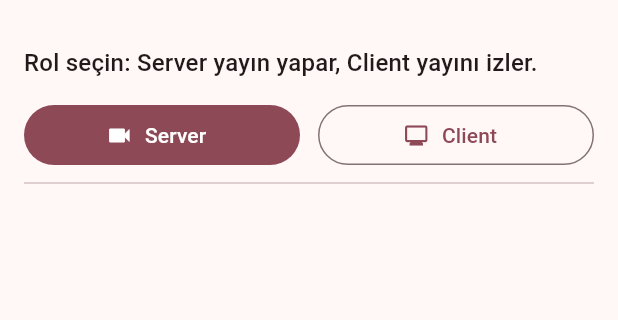
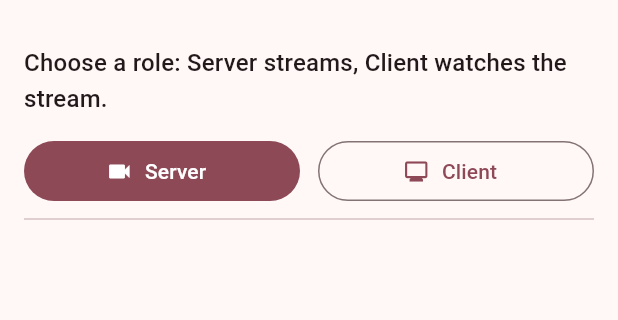
Before and after one commit to TunahanCan/babycam, a Flutter app: the screen it shows after launch, on a phone screen of 412 x 824 dp, the part 63-383 px from its top. Run offline on Flutter 3.47's test engine with Material 3 defaults, Android fonts, the phone set to English and light mode, and no system bars; our stand-ins replace camera, flutter_local_notifications, permission_handler, qr_flutter, shared_preferences, wakelock_plus and 1 more; missing offline and left inert: record.

Commit message:
Add Turkish and English localization

```diff
--- /dev/null
+++ b/lib/l10n/app_strings.dart
@@ -0,0 +1,76 @@
+import 'package:flutter/foundation.dart';
+import 'package:flutter/widgets.dart';
+
+class AppStrings {
+  AppStrings(this.locale);
+
+  final Locale locale;
+
+  static const supportedLocales = [Locale('en'), Locale('tr')];
+
+  static const LocalizationsDelegate<AppStrings> delegate = _AppStringsDelegate();
+
+  static AppStrings of(BuildContext context) => Localizations.of<AppStrings>(context, AppStrings)!;
+
+  bool get isTurkish => locale.languageCode == 'tr';
+
+  String get appTitle => 'BabyCam Flutter';
+  String get reset => isTurkish ? 'Sıfırla' : 'Reset';
+  String get server => 'Server';
+  String get client => 'Client';
+  String get selectRoleStatus => isTurkish ? 'Rol seçin: Server yayın yapar, Client yayını izler.' : 'Choose a role: Server streams, Client watches the stream.';
+  String serverActiveStatus(String url) => isTurkish ? 'Server aktif. Client cihazlarda bu adresi açın: $url' : 'Server is active. Open this address on client devices: $url';
+  String get clientSearchingLog => isTurkish ? 'Client modu: ağda BabyCam server aranıyor.' : 'Client mode: searching for a BabyCam server on the network.';
+  String get clientActiveStatus => isTurkish ? 'Client modu aktif. Server otomatik aranıyor.' : 'Client mode is active. Searching for the server automatically.';
+  String get alertWebSocketDisconnected => isTurkish ? 'Uyarı WebSocket bağlantısı koptu.' : 'Alert WebSocket connection was lost.';
+  String clientConnectedStatus(String url) => isTurkish ? 'Client bağlı: $url' : 'Client connected: $url';
+  String serverAlertLog(String message) => isTurkish ? 'Server uyarısı: $message' : 'Server alert: $message';
+  String get roleResetStatus => isTurkish ? 'Rol sıfırlandı. Server veya Client seçin.' : 'Role reset. Choose Server or Client.';
+  String get addressPreparing => isTurkish ? 'Adres hazırlanıyor...' : 'Preparing address...';
+  String get serverAddressLabel => isTurkish ? 'Server adresi (IP veya IP:8080)' : 'Server address (IP or IP:8080)';
+  String get waitingForServer => isTurkish ? 'Server bekleniyor...' : 'Waiting for server...';
+
+  String get notificationTitle => isTurkish ? 'BabyCam uyarısı' : 'BabyCam alert';
+  String get notificationChannelName => isTurkish ? 'BabyCam Uyarıları' : 'BabyCam Alerts';
+
+  String get telegramMissingConfig => isTurkish ? 'Telegram bilgileri boş; mesaj gönderilmedi.' : 'Telegram configuration is empty; message was not sent.';
+  String telegramStatusCode(int code) => isTurkish ? 'Telegram hata kodu: $code' : 'Telegram error code: $code';
+  String telegramConnectionError(String message) => isTurkish ? 'Telegram bağlantı hatası: $message' : 'Telegram connection error: $message';
+  String get telegramTimeout => isTurkish ? 'Telegram zaman aşımı.' : 'Telegram timed out.';
+  String telegramServerStarted(String url) => isTurkish ? '👋 Merhaba! Baby monitor servisi başlatıldı. Yayın: $url' : '👋 Hello! Baby monitor service started. Stream: $url';
+
+  String get cameraNotFound => isTurkish ? 'Kamera bulunamadı.' : 'Camera not found.';
+  String serverStartedLog(String url) => isTurkish ? 'Server başladı: $url' : 'Server started: $url';
+  String get microphonePermissionMissing => isTurkish ? 'Mikrofon izni yok; ses analizi devre dışı.' : 'Microphone permission is missing; audio analysis is disabled.';
+  String audioAnalysisLog(String summary) => isTurkish ? 'Ses analizi: $summary' : 'Audio analysis: $summary';
+  String audioAlert(String reason, int confidencePercent, String summary) => isTurkish ? '🔊 $reason. Güven $confidencePercent%. $summary' : '🔊 $reason. Confidence $confidencePercent%. $summary';
+  String motionAlert(int scorePercent) => isTurkish ? '👶 Hareket algılandı. Skor: $scorePercent%' : '👶 Motion detected. Score: $scorePercent%';
+  String webSocketClientConnected(String address) => isTurkish ? 'WebSocket client bağlandı: $address' : 'WebSocket client connected: $address';
+
+  String get unknownFundamentalFrequency => isTurkish ? 'belirsiz' : 'unknown';
+  String get noSoundReason => isTurkish ? 'Ses yok' : 'No sound';
+  String get cryingSound => isTurkish ? 'ağlama' : 'crying';
+  String get moaningSound => isTurkish ? 'inleme' : 'moaning';
+  String audioSummary({required double dbfs, required double ambientDbfs, required String f0, required int centroidHz, required int bandwidthHz, required double zcr, required double entropy, required int cryPercent, required int moanPercent}) => isTurkish
+      ? 'seviye ${dbfs.toStringAsFixed(1)} dBFS, ortam ${ambientDbfs.toStringAsFixed(1)} dBFS, F0 $f0, merkez $centroidHz Hz, bant $bandwidthHz Hz, ZCR ${zcr.toStringAsFixed(2)}, entropi ${entropy.toStringAsFixed(2)}, ağlama $cryPercent%, inleme $moanPercent%'
+      : 'level ${dbfs.toStringAsFixed(1)} dBFS, ambient ${ambientDbfs.toStringAsFixed(1)} dBFS, F0 $f0, center $centroidHz Hz, band $bandwidthHz Hz, ZCR ${zcr.toStringAsFixed(2)}, entropy ${entropy.toStringAsFixed(2)}, crying $cryPercent%, moaning $moanPercent%';
+  String pitchSuffix(int fundamentalHz) => fundamentalHz > 0 ? (isTurkish ? ', temel frekans $fundamentalHz Hz' : ', fundamental frequency $fundamentalHz Hz') : '';
+  String cryLikeReason(String pitch, int centroidHz) => isTurkish ? 'Ağlama benzeri vokal ses$pitch, parlaklık $centroidHz Hz' : 'Cry-like vocal sound$pitch, brightness $centroidHz Hz';
+  String moanLikeReason(String pitch, int centroidHz) => isTurkish ? 'İnleme benzeri düşük frekanslı sürekli ses$pitch, merkez $centroidHz Hz' : 'Moan-like low-frequency sustained sound$pitch, center $centroidHz Hz';
+
+  String get streamActiveHtml => isTurkish ? 'LAN MJPEG yayını aktif.' : 'LAN MJPEG stream is active.';
+  String get audioOnlyHtml => isTurkish ? 'Sadece WAV ses akışı' : 'WAV audio stream only';
+}
+
+class _AppStringsDelegate extends LocalizationsDelegate<AppStrings> {
+  const _AppStringsDelegate();
+
+  @override
+  bool isSupported(Locale locale) => AppStrings.supportedLocales.any((supported) => supported.languageCode == locale.languageCode);
+
+  @override
+  Future<AppStrings> load(Locale locale) => SynchronousFuture(AppStrings(locale.languageCode == 'tr' ? const Locale('tr') : const Locale('en')));
+
+  @override
+  bool shouldReload(_AppStringsDelegate old) => false;
+}
--- a/lib/main.dart
+++ b/lib/main.dart
@@ -1,4 +1,7 @@
 import 'package:flutter/material.dart';
+import 'package:flutter_localizations/flutter_localizations.dart';
+
+import 'l10n/app_strings.dart';
 
 import 'ui/home_page.dart';
 
@@ -14,6 +17,13 @@ class BabyCamApp extends StatelessWidget {
   Widget build(BuildContext context) => MaterialApp(
         title: 'BabyCam',
         theme: ThemeData(colorSchemeSeed: Colors.pink, useMaterial3: true),
+        supportedLocales: AppStrings.supportedLocales,
+        localizationsDelegates: const [
+          AppStrings.delegate,
+          GlobalMaterialLocalizations.delegate,
+          GlobalWidgetsLocalizations.delegate,
+          GlobalCupertinoLocalizations.delegate,
+        ],
         home: const HomePage(),
       );
 }
--- a/lib/services/audio_analyzer.dart
+++ b/lib/services/audio_analyzer.dart
@@ -1,8 +1,12 @@
 import 'dart:math';
 import 'dart:typed_data';
+import 'dart:ui';
+
+import '../l10n/app_strings.dart';
 
 class AudioAnalysisResult {
-  const AudioAnalysisResult({
+  AudioAnalysisResult({
+    required AppStrings strings,
     required this.rms,
     required this.dbfs,
     required this.ambientRms,
@@ -16,8 +20,9 @@ class AudioAnalysisResult {
     required this.voiceActivityScore,
     required this.alert,
     required this.reason,
-  });
+  }) : _strings = strings;
 
+  final AppStrings _strings;
   final double rms;
   final double dbfs;
   final double ambientRms;
@@ -32,14 +37,21 @@ class AudioAnalysisResult {
   final bool alert;
   final String reason;
 
-  String get dominantSound => cryScore >= moanScore ? 'ağlama' : 'inleme';
+  String get dominantSound => cryScore >= moanScore ? _strings.cryingSound : _strings.moaningSound;
 
   String get summary {
-    final f0 = fundamentalHz > 0 ? '${fundamentalHz.round()} Hz' : 'belirsiz';
-    return 'seviye ${dbfs.toStringAsFixed(1)} dBFS, ortam ${(20 * log(max(ambientRms, 1e-6)) / ln10).toStringAsFixed(1)} dBFS, '
-        'F0 $f0, merkez ${spectralCentroidHz.round()} Hz, bant ${spectralBandwidthHz.round()} Hz, '
-        'ZCR ${zeroCrossRate.toStringAsFixed(2)}, entropi ${spectralEntropy.toStringAsFixed(2)}, '
-        'ağlama ${(cryScore * 100).round()}%, inleme ${(moanScore * 100).round()}%';
+    final f0 = fundamentalHz > 0 ? '${fundamentalHz.round()} Hz' : _strings.unknownFundamentalFrequency;
+    return _strings.audioSummary(
+      dbfs: dbfs,
+      ambientDbfs: 20 * log(max(ambientRms, 1e-6)) / ln10,
+      f0: f0,
+      centroidHz: spectralCentroidHz.round(),
+      bandwidthHz: spectralBandwidthHz.round(),
+      zcr: zeroCrossRate,
+      entropy: spectralEntropy,
+      cryPercent: (cryScore * 100).round(),
+      moanPercent: (moanScore * 100).round(),
+    );
   }
 }
 
@@ -70,7 +82,9 @@ class _SpectralShape {
 }
 
 class AudioAnalyzer {
-  AudioAnalyzer({this.sampleRate = 16000});
+  AudioAnalyzer({this.sampleRate = 16000, AppStrings? strings}) : _strings = strings ?? AppStrings(const Locale('tr'));
+
+  final AppStrings _strings;
 
   final int sampleRate;
   double _ambientRms = 0.015;
@@ -140,6 +154,7 @@ class AudioAnalyzer {
     if (alert) _lastAlert = now;
 
     return AudioAnalysisResult(
+      strings: _strings,
       rms: rms,
       dbfs: dbfs,
       ambientRms: _ambientRms,
@@ -161,6 +176,7 @@ class AudioAnalyzer {
   }
 
   AudioAnalysisResult _empty() => AudioAnalysisResult(
+        strings: _strings,
         rms: 0,
         dbfs: -120,
         ambientRms: _ambientRms,
@@ -173,7 +189,7 @@ class AudioAnalyzer {
         fundamentalHz: 0,
         voiceActivityScore: _sustainedVoiceActivity,
         alert: false,
-        reason: 'Ses yok',
+        reason: _strings.noSoundReason,
       );
 
   List<double> _decodePcm16Le(Uint8List bytes) {
@@ -328,10 +344,10 @@ class AudioAnalyzer {
     required double fundamentalHz,
     required _SpectralShape spectral,
   }) {
-    final pitch = fundamentalHz > 0 ? ', temel frekans ${fundamentalHz.round()} Hz' : '';
+    final pitch = _strings.pitchSuffix(fundamentalHz.round());
     if (cryLike) {
-      return 'Ağlama benzeri vokal ses$pitch, parlaklık ${spectral.centroidHz.round()} Hz';
+      return _strings.cryLikeReason(pitch, spectral.centroidHz.round());
     }
-    return 'İnleme benzeri düşük frekanslı sürekli ses$pitch, merkez ${spectral.centroidHz.round()} Hz';
+    return _strings.moanLikeReason(pitch, spectral.centroidHz.round());
   }
 }
--- a/lib/services/babycam_server.dart
+++ b/lib/services/babycam_server.dart
@@ -7,6 +7,7 @@ import 'package:camera/camera.dart';
 import 'package:record/record.dart';
 
 import '../core/babycam_protocol.dart';
+import '../l10n/app_strings.dart';
 import 'audio_analyzer.dart';
 import 'configuration_service.dart';
 import 'discovery_service.dart';
@@ -15,16 +16,18 @@ import 'network_address_provider.dart';
 import 'telegram_service.dart';
 
 class BabyCamServer {
-  BabyCamServer({required this.config, required this.onLog, required this.onAlert})
-      : _telegram = TelegramService(config, onLog: onLog);
+  BabyCamServer({required this.config, required this.strings, required this.onLog, required this.onAlert})
+      : _telegram = TelegramService(config, strings: strings, onLog: onLog),
+        _audioAnalyzer = AudioAnalyzer(strings: strings);
 
   final ConfigurationService config;
+  final AppStrings strings;
   final void Function(String message) onLog;
   final void Function(String message) onAlert;
   final TelegramService _telegram;
   final _discovery = DiscoveryService();
   final _audioRecorder = AudioRecorder();
-  final _audioAnalyzer = AudioAnalyzer();
+  final AudioAnalyzer _audioAnalyzer;
   final _motionAnalyzer = MotionAnalyzer();
   final _webSockets = <WebSocket>{};
   final _mjpegClients = <HttpResponse>{};
@@ -47,7 +50,7 @@ class BabyCamServer {
 
   Future<String> start() async {
     final cameras = await availableCameras();
-    if (cameras.isEmpty) throw StateError('Kamera bulunamadı.');
+    if (cameras.isEmpty) throw StateError(strings.cameraNotFound);
 
     cameraController = CameraController(cameras.first, ResolutionPreset.medium, enableAudio: false);
     await cameraController!.initialize();
@@ -59,14 +62,14 @@ class BabyCamServer {
 
     final address = await NetworkAddressProvider.localHttpAddress() ?? '${InternetAddress.loopbackIPv4.address}:${BabyCamProtocol.httpPort}';
     await _discovery.advertise(address);
-    onLog('Server başladı: http://$address/');
-    await _telegram.sendMessage('👋 Merhaba! Baby monitor servisi başlatıldı. Yayın: http://$address/');
+    onLog(strings.serverStartedLog('http://$address/'));
+    await _telegram.sendMessage(strings.telegramServerStarted('http://$address/'));
     return 'http://$address/';
   }
 
   Future<void> _startAudioAnalysis() async {
     if (!await _audioRecorder.hasPermission()) {
-      onLog('Mikrofon izni yok; ses analizi devre dışı.');
+      onLog(strings.microphonePermissionMissing);
       return;
     }
     final stream = await _audioRecorder.startStream(const RecordConfig(
@@ -91,7 +94,7 @@ class BabyCamServer {
     final now = DateTime.now().millisecondsSinceEpoch;
     if (now - _lastAudioDebugLog > 5000) {
       _lastAudioDebugLog = now;
-      onLog('Ses analizi: ${result.summary}');
+      onLog(strings.audioAnalysisLog(result.summary));
     }
 
     final score = result.cryScore > result.moanScore ? result.cryScore : result.moanScore;
@@ -103,7 +106,7 @@ class BabyCamServer {
     }
 
     if (_cryAboveThresholdSince != 0 && now - _cryAboveThresholdSince >= config.cryMinDurationMs) {
-      _notifyOnce('🔊 ${result.reason}. Güven ${(score * 100).round()}%. ${result.summary}');
+      _notifyOnce(strings.audioAlert(result.reason, (score * 100).round(), result.summary));
       _cryAboveThresholdSince = 0;
     }
   }
@@ -133,7 +136,7 @@ class BabyCamServer {
     }
 
     if (_motionAboveThresholdSince != 0 && now - _motionAboveThresholdSince >= config.motionMinDurationMs) {
-      _notifyOnce('👶 Hareket algılandı. Skor: ${(score * 100).round()}%');
+      _notifyOnce(strings.motionAlert((score * 100).round()));
       _motionAboveThresholdSince = 0;
     }
   }
@@ -153,7 +156,7 @@ class BabyCamServer {
       final socket = await WebSocketTransformer.upgrade(request);
       _webSockets.add(socket);
       socket.done.whenComplete(() => _webSockets.remove(socket));
-      onLog('WebSocket client bağlandı: ${request.connectionInfo?.remoteAddress.address}');
+      onLog(strings.webSocketClientConnected(request.connectionInfo?.remoteAddress.address ?? 'unknown'));
       return;
     }
 
@@ -210,7 +213,7 @@ class BabyCamServer {
     response.write('''<!doctype html>
 <html><head><meta name="viewport" content="width=device-width, initial-scale=1"><title>BabyCam</title></head>
 <body style="margin:0;background:#111;color:white;font-family:-apple-system,BlinkMacSystemFont,sans-serif">
-  <main style="padding:16px"><h1>BabyCam Flutter</h1><img src="/video" style="width:100%;max-width:900px;border-radius:16px"><p>LAN MJPEG yayını aktif.</p><p><a style="color:#ff8ab3" href="/audio">Sadece WAV ses akışı</a></p></main>
+  <main style="padding:16px"><h1>${strings.appTitle}</h1><img src="/video" style="width:100%;max-width:900px;border-radius:16px"><p>${strings.streamActiveHtml}</p><p><a style="color:#ff8ab3" href="/audio">${strings.audioOnlyHtml}</a></p></main>
 </body></html>''');
     await response.close();
   }
--- a/lib/services/notification_service.dart
+++ b/lib/services/notification_service.dart
@@ -1,6 +1,11 @@
 import 'package:flutter_local_notifications/flutter_local_notifications.dart';
 
+import '../l10n/app_strings.dart';
+
 class NotificationService {
+  NotificationService(this._strings);
+
+  final AppStrings _strings;
   final _plugin = FlutterLocalNotificationsPlugin();
 
   Future<void> initialize() => _plugin.initialize(const InitializationSettings(
@@ -10,12 +15,12 @@ class NotificationService {
 
   Future<void> showAlert(String message) => _plugin.show(
         2001,
-        'BabyCam uyarısı',
+        _strings.notificationTitle,
         message,
-        const NotificationDetails(
+        NotificationDetails(
           android: AndroidNotificationDetails(
             'babycam_alerts',
-            'BabyCam Uyarıları',
+            _strings.notificationChannelName,
             importance: Importance.high,
             priority: Priority.high,
           ),
--- a/lib/services/telegram_service.dart
+++ b/lib/services/telegram_service.dart
@@ -2,19 +2,21 @@ import 'dart:async';
 import 'dart:convert';
 import 'dart:io';
 
+import '../l10n/app_strings.dart';
 import 'configuration_service.dart';
 
 class TelegramService {
-  TelegramService(this._config, {this.onLog});
+  TelegramService(this._config, {required AppStrings strings, this.onLog}) : _strings = strings;
 
   final ConfigurationService _config;
+  final AppStrings _strings;
   final void Function(String message)? onLog;
 
   Future<void> sendMessage(String text) async {
     final token = _config.telegramBotToken;
     final chatId = _config.telegramChatId;
     if (token.isEmpty || chatId.isEmpty) {
-      onLog?.call('Telegram bilgileri boş; mesaj gönderilmedi.');
+      onLog?.call(_strings.telegramMissingConfig);
       return;
     }
 
@@ -25,12 +27,12 @@ class TelegramService {
       request.write(jsonEncode({'chat_id': chatId, 'text': text}));
       final response = await request.close().timeout(const Duration(seconds: 10));
       if (response.statusCode < 200 || response.statusCode >= 300) {
-        onLog?.call('Telegram hata kodu: ${response.statusCode}');
+        onLog?.call(_strings.telegramStatusCode(response.statusCode));
       }
     } on SocketException catch (error) {
-      onLog?.call('Telegram bağlantı hatası: ${error.message}');
+      onLog?.call(_strings.telegramConnectionError(error.message));
     } on TimeoutException {
-      onLog?.call('Telegram zaman aşımı.');
+      onLog?.call(_strings.telegramTimeout);
     } finally {
       client.close(force: true);
     }
--- a/lib/ui/home_page.dart
+++ b/lib/ui/home_page.dart
@@ -12,6 +12,7 @@ import 'package:webview_flutter/webview_flutter.dart';
 
 import '../core/app_log.dart';
 import '../core/babycam_protocol.dart';
+import '../l10n/app_strings.dart';
 import '../services/babycam_server.dart';
 import '../services/configuration_service.dart';
 import '../services/discovery_service.dart';
@@ -29,7 +30,9 @@ class HomePage extends StatefulWidget {
 class _HomePageState extends State<HomePage> {
   final _log = AppLog();
   final _discovery = DiscoveryService();
-  final _notifications = NotificationService();
+  NotificationService? _notifications;
+  AppStrings? _strings;
+  bool _notificationsInitialized = false;
   final _addressController = TextEditingController();
 
   SharedPreferences? _prefs;
@@ -42,7 +45,7 @@ class _HomePageState extends State<HomePage> {
   List<String> _logs = const [];
   AppMode? _mode;
   String? _serverUrl;
-  String _status = 'Rol seçin: Server yayın yapar, Client yayını izler.';
+  String? _status;
 
   @override
   void initState() {
@@ -51,10 +54,26 @@ class _HomePageState extends State<HomePage> {
     _bootstrap();
   }
 
+  @override
+  void didChangeDependencies() {
+    super.didChangeDependencies();
+    final strings = AppStrings.of(context);
+    if (_strings?.locale.languageCode != strings.locale.languageCode) {
+      _strings = strings;
+      _notifications = NotificationService(strings);
+      _status ??= strings.selectRoleStatus;
+      if (!_notificationsInitialized) {
+        _notificationsInitialized = true;
+        _notifications!.initialize();
+      }
+    }
+  }
+
+  AppStrings get strings => _strings ?? AppStrings.of(context);
+
   Future<void> _bootstrap() async {
     _prefs = await SharedPreferences.getInstance();
     _config = ConfigurationService(_prefs!);
-    await _notifications.initialize();
     final savedMode = _prefs?.getString('mode');
     if (savedMode == AppMode.server.name) await _selectMode(AppMode.server, save: false);
     if (savedMode == AppMode.client.name) await _selectMode(AppMode.client, save: false);
@@ -88,11 +107,17 @@ class _HomePageState extends State<HomePage> {
     await [Permission.camera, Permission.microphone, Permission.notification].request();
     await WakelockPlus.enable();
     final config = _config ?? await ConfigurationService.load();
-    _server = BabyCamServer(config: config, onLog: _log.add, onAlert: _notifications.showAlert);
+    final notificationService = _notifications ?? NotificationService(strings);
+    _notifications = notificationService;
+    if (!_notificationsInitialized) {
+      _notificationsInitialized = true;
+      await notificationService.initialize();
+    }
+    _server = BabyCamServer(config: config, strings: strings, onLog: _log.add, onAlert: notificationService.showAlert);
     final url = await _server!.start();
     setState(() {
       _serverUrl = url;
-      _status = 'Server aktif. Client cihazlarda bu adresi açın: $url';
+      _status = strings.serverActiveStatus(url);
     });
   }
 
@@ -101,7 +126,7 @@ class _HomePageState extends State<HomePage> {
     _server = null;
     await WakelockPlus.disable();
     await Permission.notification.request();
-    _log.add('Client modu: ağda BabyCam server aranıyor.');
+    _log.add(strings.clientSearchingLog);
     _discoverySubscription = _discovery.listen().listen((address) {
       if (_addressController.text.isEmpty) {
         _addressController.text = address;
@@ -113,7 +138,7 @@ class _HomePageState extends State<HomePage> {
       _addressController.text = savedAddress;
       await _connectClient(savedAddress);
     }
-    setState(() => _status = 'Client modu aktif. Server otomatik aranıyor.');
+    setState(() => _status = strings.clientActiveStatus);
   }
 
   Future<void> _connectClient(String rawAddress) async {
@@ -127,18 +152,18 @@ class _HomePageState extends State<HomePage> {
       ..loadRequest(Uri.parse(httpUrl));
     await _alertChannel?.sink.close();
     _alertChannel = WebSocketChannel.connect(Uri.parse(wsUrl));
-    _alertChannel!.stream.listen(_handleAlertPacket, onError: (_) => _log.add('Uyarı WebSocket bağlantısı koptu.'));
+    _alertChannel!.stream.listen(_handleAlertPacket, onError: (_) => _log.add(strings.alertWebSocketDisconnected));
     setState(() {
       _webViewController = controller;
-      _status = 'Client bağlı: $httpUrl';
+      _status = strings.clientConnectedStatus(httpUrl);
     });
   }
 
   void _handleAlertPacket(Object packet) {
     if (packet is! List<int> || packet.isEmpty || packet.first != BabyCamProtocol.packetAlertText) return;
     final message = utf8.decode(packet.skip(1).toList());
-    _notifications.showAlert(message);
-    _log.add('Server uyarısı: $message');
+    _notifications?.showAlert(message);
+    _log.add(strings.serverAlertLog(message));
   }
 
   Future<void> _resetMode() async {
@@ -151,7 +176,7 @@ class _HomePageState extends State<HomePage> {
       _mode = null;
       _serverUrl = null;
       _webViewController = null;
-      _status = 'Rol sıfırlandı. Server veya Client seçin.';
+      _status = strings.roleResetStatus;
     });
   }
 
@@ -164,13 +189,13 @@ class _HomePageState extends State<HomePage> {
   @override
   Widget build(BuildContext context) => Scaffold(
         appBar: AppBar(
-          title: const Text('BabyCam Flutter'),
-          actions: [if (_mode != null) TextButton(onPressed: _resetMode, child: const Text('Sıfırla'))],
+          title: Text(strings.appTitle),
+          actions: [if (_mode != null) TextButton(onPressed: _resetMode, child: Text(strings.reset))],
         ),
         body: Padding(
           padding: const EdgeInsets.all(16),
           child: Column(crossAxisAlignment: CrossAxisAlignment.stretch, children: [
-            Text(_status, style: Theme.of(context).textTheme.titleMedium),
+            Text(_status ?? strings.selectRoleStatus, style: Theme.of(context).textTheme.titleMedium),
             const SizedBox(height: 12),
             if (_mode == null) _roleButtons(),
             if (_mode == AppMode.server) _serverPanel(),
@@ -182,9 +207,9 @@ class _HomePageState extends State<HomePage> {
       );
 
   Widget _roleButtons() => Row(children: [
-        Expanded(child: FilledButton.icon(onPressed: () => _selectMode(AppMode.server), icon: const Icon(Icons.videocam), label: const Text('Server'))),
+        Expanded(child: FilledButton.icon(onPressed: () => _selectMode(AppMode.server), icon: const Icon(Icons.videocam), label: Text(strings.server))),
         const SizedBox(width: 12),
-        Expanded(child: OutlinedButton.icon(onPressed: () => _selectMode(AppMode.client), icon: const Icon(Icons.monitor), label: const Text('Client'))),
+        Expanded(child: OutlinedButton.icon(onPressed: () => _selectMode(AppMode.client), icon: const Icon(Icons.monitor), label: Text(strings.client))),
       ]);
 
   Widget _serverPanel() {
@@ -194,7 +219,7 @@ class _HomePageState extends State<HomePage> {
         if (cameraController != null && cameraController.value.isInitialized) _cameraPreview(cameraController),
         const SizedBox(height: 12),
         if (_serverUrl != null) Center(child: QrImageView(data: _serverUrl!, size: 220)),
-        SelectableText(_serverUrl ?? 'Adres hazırlanıyor...'),
+        SelectableText(_serverUrl ?? strings.addressPreparing),
       ]),
     );
   }
@@ -207,10 +232,10 @@ class _HomePageState extends State<HomePage> {
   Widget _clientPanel() => Expanded(
         child: Column(children: [
           Row(children: [
-            Expanded(child: TextField(controller: _addressController, decoration: const InputDecoration(labelText: 'Server adresi (IP veya IP:8080)'))),
+            Expanded(child: TextField(controller: _addressController, decoration: InputDecoration(labelText: strings.serverAddressLabel))),
             IconButton(onPressed: () => _connectClient(_addressController.text), icon: const Icon(Icons.link)),
           ]),
-          Expanded(child: _webViewController == null ? const Center(child: Text('Server bekleniyor...')) : WebViewWidget(controller: _webViewController!)),
+          Expanded(child: _webViewController == null ? Center(child: Text(strings.waitingForServer)) : WebViewWidget(controller: _webViewController!)),
         ]),
       );
 }
--- a/pubspec.yaml
+++ b/pubspec.yaml
@@ -8,6 +8,8 @@ environment:
 
 dependencies:
   flutter:
+    sdk: flutter
+  flutter_localizations:
     sdk: flutter
   camera: ^0.11.0+2
   permission_handler: ^11.3.1
```
